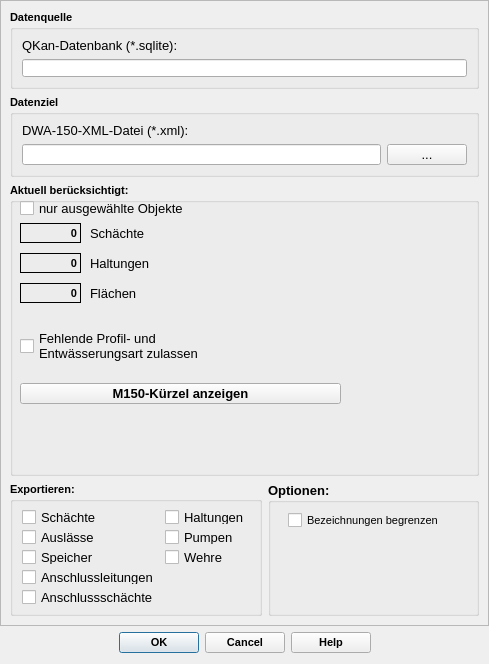
SonkeHoffmann/QKan-1, file qkan/m150porter/res/xml_export_dialog_base.ui: the form before one commit.
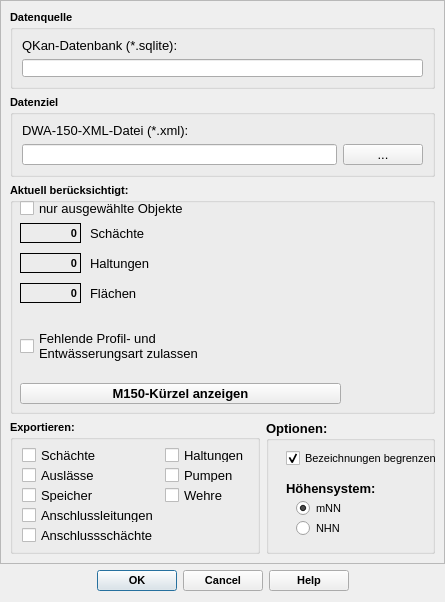
The form after the commit.

The edit to the form file:
```diff
--- a/qkan/m150porter/res/xml_export_dialog_base.ui
+++ b/qkan/m150porter/res/xml_export_dialog_base.ui
@@ -6,8 +6,8 @@
    <rect>
     <x>0</x>
     <y>0</y>
-    <width>489</width>
-    <height>664</height>
+    <width>445</width>
+    <height>602</height>
    </rect>
   </property>
   <property name="minimumSize">
@@ -39,8 +39,8 @@
        <rect>
         <x>0</x>
         <y>0</y>
-        <width>487</width>
-        <height>616</height>
+        <width>443</width>
+        <height>562</height>
        </rect>
       </property>
       <layout class="QGridLayout" name="gridLayout">
@@ -418,9 +418,15 @@
        </item>
        <item row="4" column="0">
         <widget class="QGroupBox" name="groupBox_3">
+         <property name="minimumSize">
+          <size>
+           <width>250</width>
+           <height>0</height>
+          </size>
+         </property>
          <property name="maximumSize">
           <size>
-           <width>16777215</width>
+           <width>250</width>
            <height>134</height>
           </size>
          </property>
@@ -564,6 +570,12 @@
        </item>
        <item row="4" column="1">
         <widget class="QGroupBox" name="groupBox_4">
+         <property name="maximumSize">
+          <size>
+           <width>16777215</width>
+           <height>16777215</height>
+          </size>
+         </property>
          <property name="font">
           <font>
            <family>Tahoma</family>
@@ -600,6 +612,67 @@
           </property>
           <property name="text">
            <string>Bezeichnungen begrenzen</string>
+          </property>
+          <property name="checked">
+           <bool>true</bool>
+          </property>
+         </widget>
+         <widget class="QRadioButton" name="rb_mnn">
+          <property name="geometry">
+           <rect>
+            <x>30</x>
+            <y>80</y>
+            <width>82</width>
+            <height>17</height>
+           </rect>
+          </property>
+          <property name="font">
+           <font>
+            <family>Tahoma</family>
+            <pointsize>8</pointsize>
+            <weight>50</weight>
+            <bold>false</bold>
+           </font>
+          </property>
+          <property name="text">
+           <string>mNN</string>
+          </property>
+          <property name="checked">
+           <bool>true</bool>
+          </property>
+         </widget>
+         <widget class="QRadioButton" name="rb_nhn">
+          <property name="geometry">
+           <rect>
+            <x>30</x>
+            <y>100</y>
+            <width>82</width>
+            <height>17</height>
+           </rect>
+          </property>
+          <property name="font">
+           <font>
+            <family>Tahoma</family>
+            <pointsize>8</pointsize>
+            <weight>50</weight>
+            <bold>false</bold>
+           </font>
+          </property>
+          <property name="text">
+           <string>NHN</string>
+          </property>
+         </widget>
+         <widget class="QLabel" name="label_3">
+          <property name="geometry">
+           <rect>
+            <x>20</x>
+            <y>60</y>
+            <width>111</width>
+            <height>16</height>
+           </rect>
+          </property>
+          <property name="text">
+           <string>Höhensystem:</string>
           </property>
          </widget>
         </widget>
```
